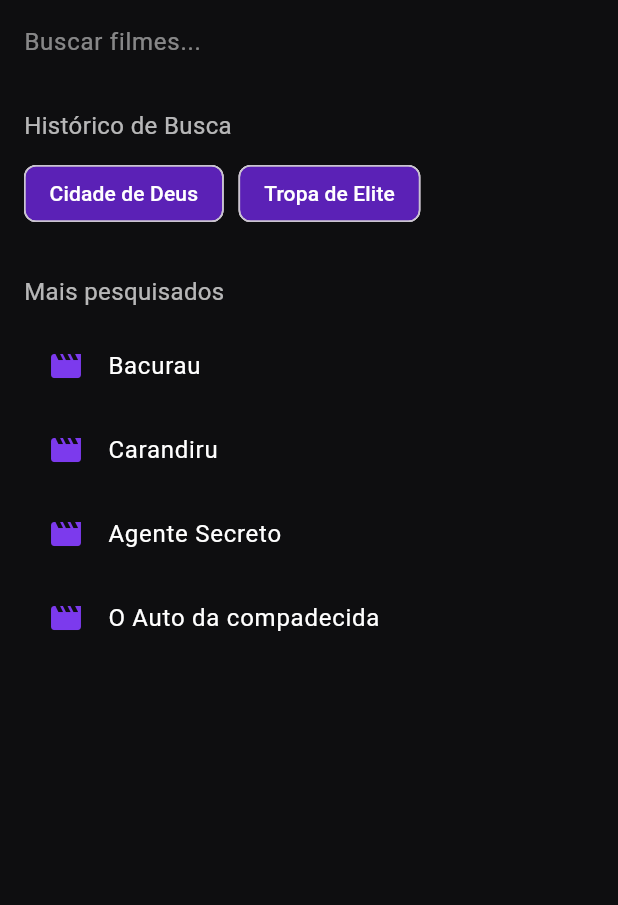
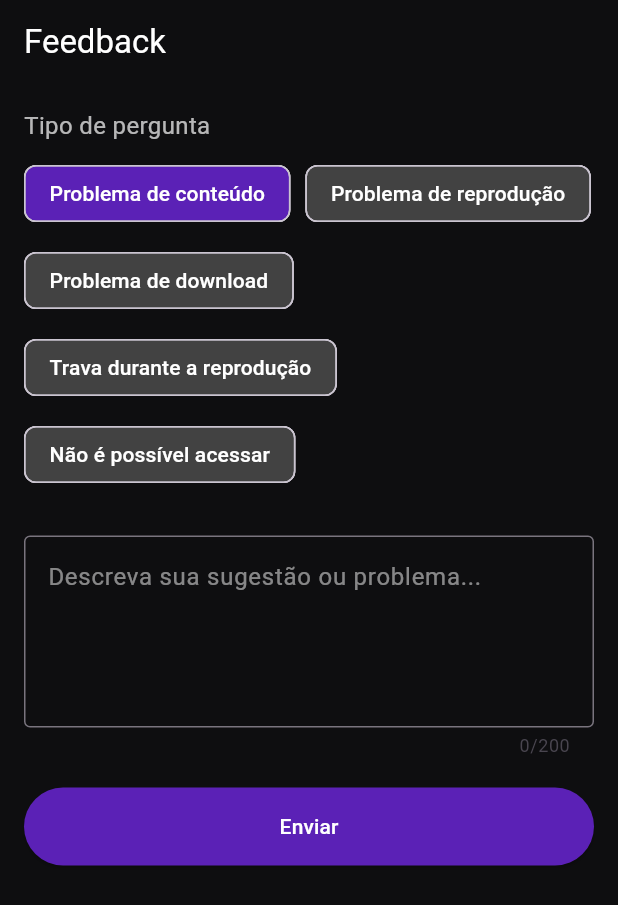
Before and after one commit to Spookyz10/projetopmovel, a Flutter app: the FeedbackPage screen opened directly, on a phone screen of 412 x 824 dp. Shown: the top 905 px of the screen. Run offline on Flutter 3.47's test engine with Material 3 defaults, Android fonts, the light colour scheme and no system bars; our stand-ins replace dio, font_awesome_flutter, shared_preferences, sqflite; accounts and stored records are empty.

Commit message:
feedback

```diff
--- a/lib/pages/feedback_page.dart
+++ b/lib/pages/feedback_page.dart
@@ -1,81 +1,112 @@
 import 'package:flutter/material.dart';
+
 
 class FeedbackPage extends StatefulWidget {
   const FeedbackPage({super.key});
+
+
   @override
   State<FeedbackPage> createState() => _FeedbackPageState();
 }
 
+
 class _FeedbackPageState extends State<FeedbackPage> {
-  TextEditingController controller = TextEditingController();
-  final List<String> history = ["Cidade de Deus", "Tropa de Elite"];
-  final List<String> popular = [
-    "Bacurau",
-    "Carandiru",
-    "Agente Secreto",
-    "O Auto da compadecida",
-  ];
+  final TextEditingController controller = TextEditingController();
+
+
+
   @override
   Widget build(BuildContext context) {
     return Scaffold(
       backgroundColor: const Color(0xFF0E0E10),
       appBar: AppBar(
         backgroundColor: const Color(0xFF0E0E10),
-        title: TextField(
-          controller: controller,
-          style: TextStyle(color: Colors.white),
-          decoration: InputDecoration(
-            hintText: "Buscar filmes...",
-            hintStyle: TextStyle(color: Colors.white.withOpacity(0.5)),
-            border: InputBorder.none,
-          ),
-          onSubmitted: (value) {
-            controller.clear();
-          },
-        ),
+        title: const Text("Feedback", style: TextStyle(color: Colors.white)),
       ),
       body: Padding(
-        padding: EdgeInsets.all(16),
+        padding: const EdgeInsets.all(16),
         child: Column(
           crossAxisAlignment: CrossAxisAlignment.start,
           children: [
-            // historico fixo
+            // titulo
             Text(
-              "Histórico de Busca",
-              style: TextStyle(
-                color: Colors.white.withOpacity(0.7),
-                fontSize: 16,
-              ),
+              "Tipo de pergunta",
+              style: TextStyle(color: Colors.white.withOpacity(0.7), fontSize: 16),
             ),
-            SizedBox(height: 10),
+            const SizedBox(height: 10),
+
+
+            // botoes
             Wrap(
               spacing: 10,
-              children: history.map((termo) {
-                return Chip(
-                  label: Text(termo),
+              runSpacing: 10,
+              children: [
+                Chip(
+                  label: const Text("Problema de conteúdo"),
                   backgroundColor: const Color(0xFF5B21B6),
-                  labelStyle: TextStyle(color: Colors.white),
-                );
-              }).toList(),
+                  labelStyle: const TextStyle(color: Colors.white),
+                ),
+                Chip(
+                  label: const Text("Problema de reprodução"),
+                  backgroundColor: Colors.grey[800], // cinza fixo
+                  labelStyle: const TextStyle(color: Colors.white),
+                ),
+                Chip(
+                  label: const Text("Problema de download"),
+                  backgroundColor: Colors.grey[800],
+                  labelStyle: const TextStyle(color: Colors.white),
+                ),
+                Chip(
+                  label: const Text("Trava durante a reprodução"),
+                  backgroundColor: Colors.grey[800],
+                  labelStyle: const TextStyle(color: Colors.white),
+                ),
+                Chip(
+                  label: const Text("Não é possível acessar"),
+                  backgroundColor: Colors.grey[800],
+                  labelStyle: const TextStyle(color: Colors.white),
+                ),
+              ],
             ),
-            SizedBox(height: 30),
-            // mais pesquisados
-            Text(
-              "Mais pesquisados",
-              style: TextStyle(
-                color: Colors.white.withOpacity(0.7),
-                fontSize: 16,
+
+
+            const SizedBox(height: 30),
+
+
+            // texto
+            TextField(
+              controller: controller,
+              maxLength: 200,
+              style: const TextStyle(color: Colors.white),
+              decoration: InputDecoration(
+                hintText: "Descreva sua sugestão ou problema...",
+                hintStyle: TextStyle(color: Colors.white.withOpacity(0.5)),
+                border: OutlineInputBorder(
+                  borderSide: BorderSide(color: Colors.white.withOpacity(0.3)),
+                ),
               ),
+              maxLines: 4,
             ),
-            SizedBox(height: 10),
-            Expanded(
-              child: ListView(
-                children: popular.map((movie) {
-                  return ListTile(
-                    leading: Icon(Icons.movie, color: Color(0xFF7C3AED)),
-                    title: Text(movie, style: TextStyle(color: Colors.white)),
-                  );
-                }).toList(),
+
+
+            const SizedBox(height: 20),
+
+
+            // enviar
+            SizedBox(
+              width: double.infinity,
+              child: ElevatedButton(
+                style: ElevatedButton.styleFrom(
+                  backgroundColor: const Color(0xFF5B21B6),
+                  padding: const EdgeInsets.symmetric(vertical: 16),
+                ),
+                onPressed: () {
+                  controller.clear();
+                },
+                child: const Text(
+                  "Enviar",
+                  style: TextStyle(color: Colors.white),
+                ),
               ),
             ),
           ],
```
